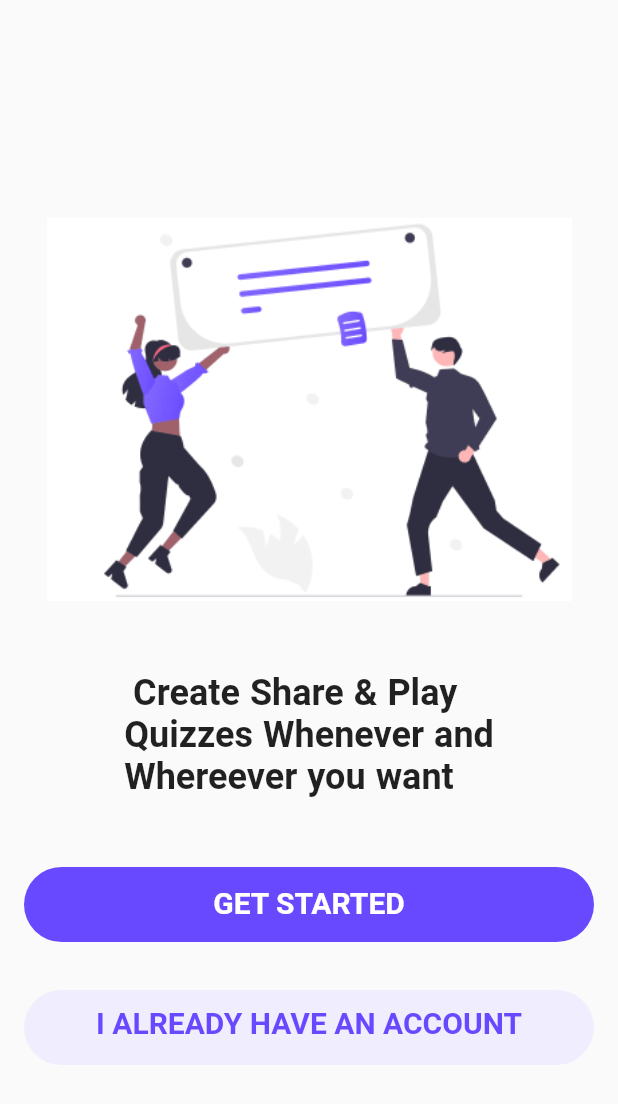
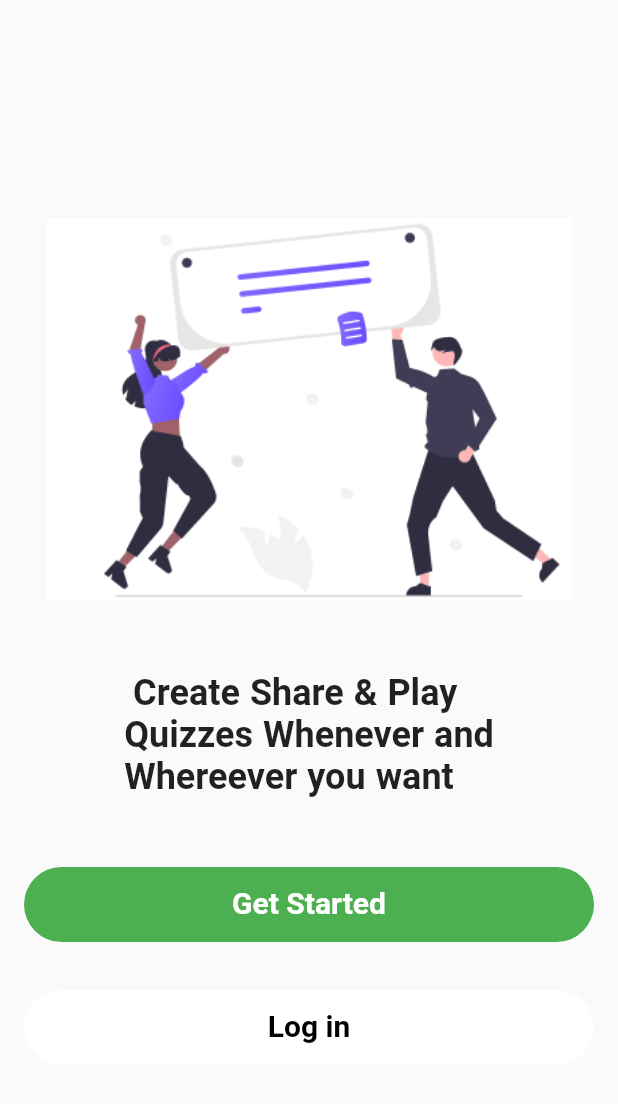
Before and after one commit to Whatsuf148/qizo, a Flutter app: the LogInPage screen opened directly, after a tap on the "arrow back" icon, on a phone screen of 412 x 824 dp. Shown: the top 1104 px of the screen. Run offline on Flutter 3.47's test engine with Material 2 defaults, Android fonts, the phone set to English and light mode, and no system bars.

Commit message:
code optimized

```diff
--- a/lib/screen/kickoff.dart
+++ b/lib/screen/kickoff.dart
@@ -28,24 +28,60 @@ class StartPage extends StatelessWidget {
           const SizedBox(
             height: 30,
           ),
-          Padding(
+          const CommonButton(
+            textColor: Colors.white,
+            backgroundColor: Colors.green,
+            buttonText: "Get Started",
+
+          ),
+           CommonButton(
+            textColor: Colors.black,
+            backgroundColor: Colors.white,
+            buttonText: "Log in ",
+            onTap: () {
+              Navigator.push(context, MaterialPageRoute(builder: (context) => const LogInPage()));
+            },
+          )
+        ],
+      ),
+    );
+  }
+}
+
+class CommonButton extends StatelessWidget {
+  final Color textColor;
+  final Color backgroundColor;
+  final String buttonText;
+  final Function()? onTap;
+
+  const CommonButton({
+    Key? key,
+    required this.textColor,
+    required this.backgroundColor,
+    required this.buttonText,
+    this.onTap,
+  }) : super(key: key);
+
+  @override
+  Widget build(BuildContext context) {
+    return Padding(
       padding: const EdgeInsets.all(16.0),
       child: Container(
         height: 50,
         width: double.infinity,
         decoration: BoxDecoration(
-                color: const Color(0xff6949FF),
+          color: backgroundColor,
           borderRadius: BorderRadius.circular(50),
         ),
         child: Padding(
           padding: const EdgeInsets.all(12.0),
           child: InkWell(
-                  onTap: () {},
-                  child: const Text(
-                    "GET STARTED",
+            onTap: onTap,
+            child: Text(
+              buttonText,
               textAlign: TextAlign.center,
               style: TextStyle(
-                      color: Colors.white,
+                color: textColor,
                 fontSize: 20,
                 fontWeight: FontWeight.bold,
               ),
@@ -53,40 +89,6 @@ class StartPage extends StatelessWidget {
           ),
         ),
       ),
-          ),
-          Padding(
-            padding: const EdgeInsets.all(16.0),
-            child: InkWell(
-              onTap: () {
-                Navigator.push(
-                    context,
-                    MaterialPageRoute(
-                        builder: ((context) => const LogInPage())));
-              },
-              child: Container(
-                height: 50,
-                width: double.infinity,
-                decoration: BoxDecoration(
-                  color: const Color(0xffF0EDFF),
-                  borderRadius: BorderRadius.circular(50),
-                ),
-                child: const Padding(
-                  padding: EdgeInsets.all(10.0),
-                  child: Text(
-                    "I ALREADY HAVE AN ACCOUNT",
-                    textAlign: TextAlign.center,
-                    style: TextStyle(
-                      color: Color(0xff6949FF),
-                      fontSize: 20,
-                      fontWeight: FontWeight.bold,
-                    ),
-                  ),
-                ),
-              ),
-            ),
-          ),
-        ],
-      ),
     );
   }
 }
--- a/lib/screen/login.dart
+++ b/lib/screen/login.dart
@@ -10,6 +10,7 @@ class LogInPage extends StatefulWidget {
 
 class _LogInPageState extends State<LogInPage> {
   bool check = true;
+  bool isPasswordHidden = false;
   @override
   Widget build(BuildContext context) {
     return Scaffold(
@@ -27,12 +28,14 @@ class _LogInPageState extends State<LogInPage> {
                   Navigator.push(
                     context,
                     MaterialPageRoute(
-                              builder: (context) => const StartPage()));
+                      builder: (context) => const StartPage(),
+                    ),
+                  );
                 },
-                    icon: const Icon(Icons.arrow_back))),
-            const SizedBox(
-              height: 20,
+                icon: const Icon(Icons.arrow_back),
               ),
+            ),
+            const SizedBox(height: 20),
             Row(
               children: const [
                 Padding(
@@ -63,7 +66,9 @@ class _LogInPageState extends State<LogInPage> {
                 ),
               ),
             ),
-            const TextField(),
+            const TextField(
+              decoration: InputDecoration(hintText: "Enter email"),
+            ),
             const SizedBox(
               height: 40,
             ),
@@ -80,8 +85,18 @@ class _LogInPageState extends State<LogInPage> {
                 ),
               ),
             ),
-            const TextField(
-              decoration: InputDecoration(),
+            TextField(
+              obscureText: isPasswordHidden,
+              decoration: InputDecoration(
+                  suffixIcon: IconButton(
+                      onPressed: () {
+                        setState(() {
+                          isPasswordHidden = !isPasswordHidden;
+                        });
+                      },
+                      icon: Icon(isPasswordHidden
+                          ? Icons.visibility_off
+                          : Icons.visibility))),
             ),
             const SizedBox(
               height: 20,
@@ -90,6 +105,9 @@ class _LogInPageState extends State<LogInPage> {
               children: [
                 Checkbox(
                   value: check,
+                  shape: RoundedRectangleBorder(
+                    borderRadius: BorderRadius.circular(4),
+                  ),
                   onChanged: ((value) {
                     setState(() {
                       check = !check;
```
Lines whose indentation alone changed are shown as unchanged.
